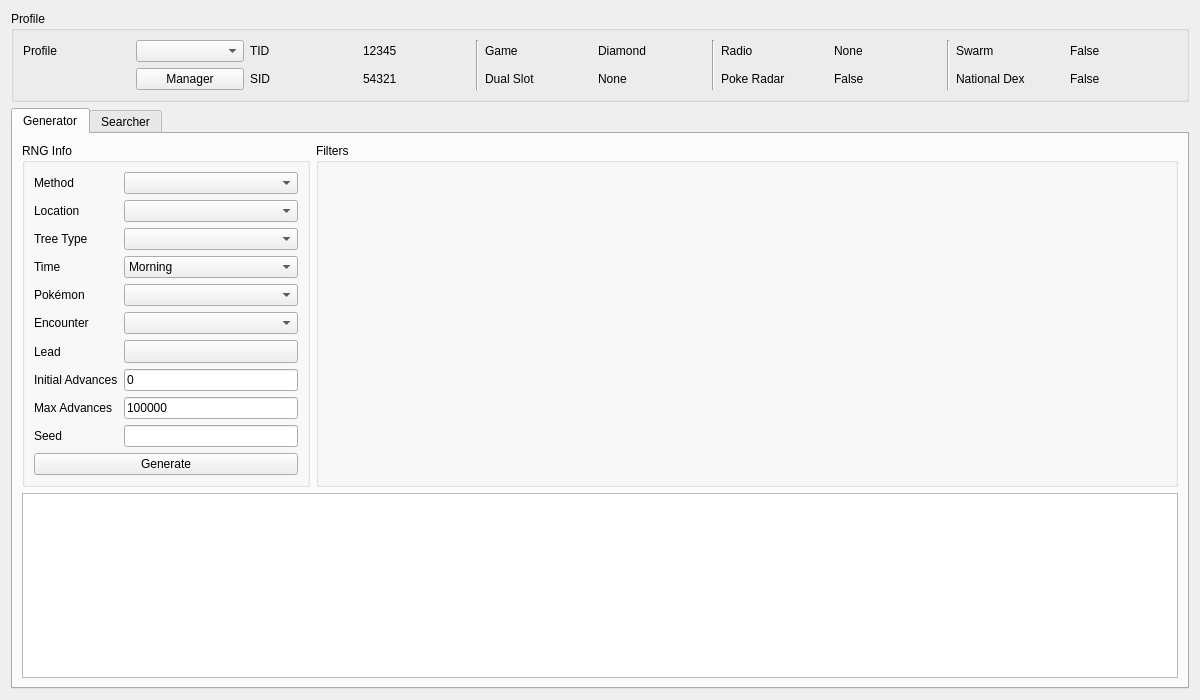
First picture: the form in Source/Forms/Gen4/Wild4.ui, repository Admiral-Fish/PokeFinder, before the edit.
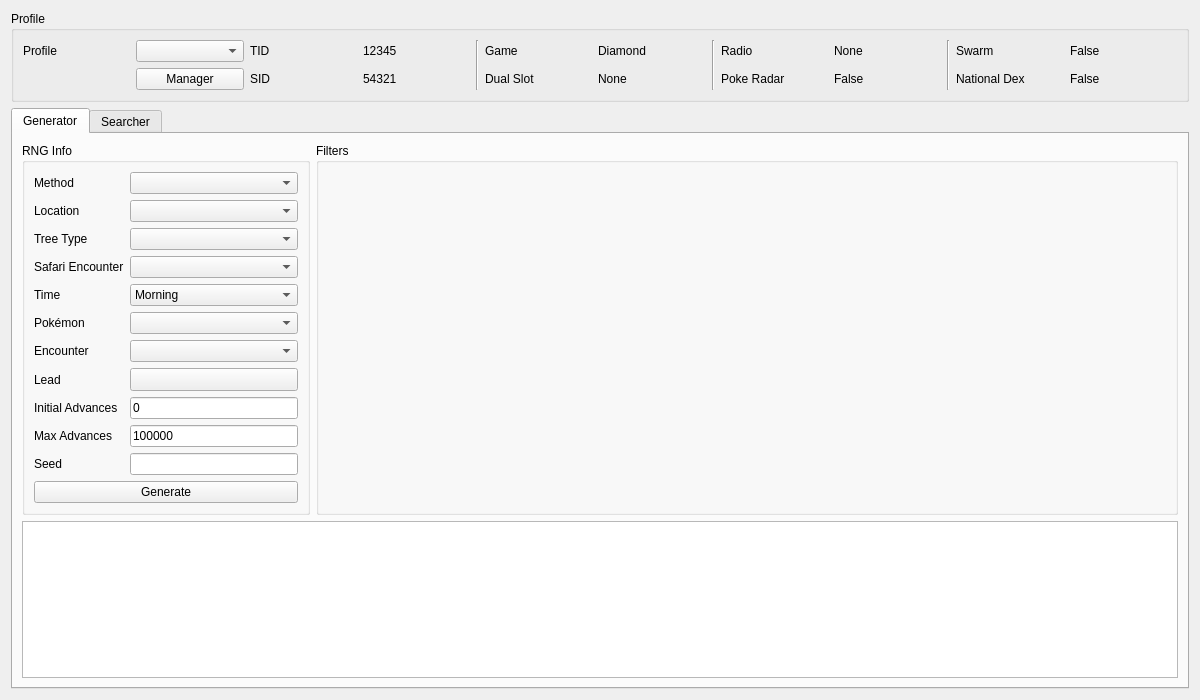
Second picture: the form after the edit. Custom widgets are drawn as their Qt base class.

Commit message: Added gen4 safari to generator

```diff
--- a/Source/Forms/Gen4/Wild4.ui
+++ b/Source/Forms/Gen4/Wild4.ui
@@ -220,23 +220,17 @@
           <string>RNG Info</string>
          </property>
          <layout class="QGridLayout" name="gridLayout_3">
-          <item row="4" column="1">
-           <widget class="ComboBox" name="comboBoxGeneratorPokemon"/>
+          <item row="1" column="1">
+           <widget class="QComboBox" name="comboBoxGeneratorLocation"/>
           </item>
-          <item row="6" column="0">
-           <widget class="QLabel" name="labelGeneratorLead">
-            <property name="sizePolicy">
-             <sizepolicy hsizetype="Fixed" vsizetype="Preferred">
-              <horstretch>0</horstretch>
-              <verstretch>0</verstretch>
-             </sizepolicy>
-            </property>
+          <item row="9" column="1">
+           <widget class="TextBox" name="textBoxGeneratorMaxAdvances">
             <property name="text">
-             <string>Lead</string>
+             <string notr="true">100000</string>
             </property>
            </widget>
           </item>
-          <item row="6" column="1">
+          <item row="7" column="1">
            <widget class="ComboMenu" name="toolButtonGeneratorLead">
             <property name="sizePolicy">
              <sizepolicy hsizetype="Preferred" vsizetype="Fixed">
@@ -249,15 +243,59 @@
             </property>
            </widget>
           </item>
-          <item row="9" column="0">
+          <item row="5" column="0">
+           <widget class="QLabel" name="labelGeneratorPokemon">
+            <property name="text">
+             <string>Pokémon</string>
+            </property>
+           </widget>
+          </item>
+          <item row="4" column="0">
+           <widget class="QLabel" name="labelGeneratorTime">
+            <property name="text">
+             <string>Time</string>
+            </property>
+           </widget>
+          </item>
+          <item row="2" column="1">
+           <widget class="QComboBox" name="comboBoxGeneratorTreeType"/>
+          </item>
+          <item row="8" column="1">
+           <widget class="TextBox" name="textBoxGeneratorStartingAdvance">
+            <property name="text">
+             <string notr="true">0</string>
+            </property>
+           </widget>
+          </item>
+          <item row="10" column="0">
            <widget class="QLabel" name="labelGeneratorSeed">
             <property name="text">
              <string>Seed</string>
             </property>
            </widget>
           </item>
-          <item row="1" column="1">
-           <widget class="QComboBox" name="comboBoxGeneratorLocation"/>
+          <item row="7" column="0">
+           <widget class="QLabel" name="labelGeneratorLead">
+            <property name="sizePolicy">
+             <sizepolicy hsizetype="Fixed" vsizetype="Preferred">
+              <horstretch>0</horstretch>
+              <verstretch>0</verstretch>
+             </sizepolicy>
+            </property>
+            <property name="text">
+             <string>Lead</string>
+            </property>
+           </widget>
+          </item>
+          <item row="6" column="0">
+           <widget class="QLabel" name="labelGeneratorEncounter">
+            <property name="text">
+             <string>Encounter</string>
+            </property>
+           </widget>
+          </item>
+          <item row="0" column="1">
+           <widget class="ComboBox" name="comboBoxGeneratorMethod"/>
           </item>
           <item row="1" column="0">
            <widget class="QLabel" name="labelGeneratorLocation">
@@ -266,14 +304,10 @@
             </property>
            </widget>
           </item>
-          <item row="7" column="1">
-           <widget class="TextBox" name="textBoxGeneratorStartingAdvance">
-            <property name="text">
-             <string notr="true">0</string>
-            </property>
-           </widget>
+          <item row="5" column="1">
+           <widget class="ComboBox" name="comboBoxGeneratorPokemon"/>
           </item>
-          <item row="10" column="0" colspan="2">
+          <item row="11" column="0" colspan="2">
            <widget class="QPushButton" name="pushButtonGenerate">
             <property name="enabled">
              <bool>true</bool>
@@ -289,14 +323,7 @@
             </property>
            </widget>
           </item>
-          <item row="7" column="0">
-           <widget class="QLabel" name="labelGeneratorStartingAdvance">
-            <property name="text">
-             <string>Initial Advances</string>
-            </property>
-           </widget>
-          </item>
-          <item row="3" column="1">
+          <item row="4" column="1">
            <widget class="QComboBox" name="comboBoxGeneratorTime">
             <item>
              <property name="text">
@@ -315,43 +342,9 @@
             </item>
            </widget>
           </item>
-          <item row="5" column="0">
-           <widget class="QLabel" name="labelGeneratorEncounter">
-            <property name="text">
-             <string>Encounter</string>
-            </property>
-           </widget>
-          </item>
-          <item row="5" column="1">
-           <widget class="ComboBox" name="comboBoxGeneratorEncounter"/>
-          </item>
-          <item row="8" column="1">
-           <widget class="TextBox" name="textBoxGeneratorMaxAdvances">
-            <property name="text">
-             <string notr="true">100000</string>
-            </property>
-           </widget>
-          </item>
-          <item row="9" column="1">
+          <item row="10" column="1">
            <widget class="TextBox" name="textBoxGeneratorSeed"/>
           </item>
-          <item row="8" column="0">
-           <widget class="QLabel" name="labelGeneratorMaxAdvances">
-            <property name="text">
-             <string>Max Advances</string>
-            </property>
-           </widget>
-          </item>
-          <item row="3" column="0">
-           <widget class="QLabel" name="labelGeneratorTime">
-            <property name="text">
-             <string>Time</string>
-            </property>
-           </widget>
-          </item>
-          <item row="0" column="1">
-           <widget class="ComboBox" name="comboBoxGeneratorMethod"/>
-          </item>
           <item row="0" column="0">
            <widget class="QLabel" name="labelGeneratorMethod">
             <property name="text">
@@ -359,16 +352,6 @@
             </property>
            </widget>
           </item>
-          <item row="4" column="0">
-           <widget class="QLabel" name="labelGeneratorPokemon">
-            <property name="text">
-             <string>Pokémon</string>
-            </property>
-           </widget>
-          </item>
-          <item row="2" column="1">
-           <widget class="QComboBox" name="comboBoxGeneratorTreeType"/>
-          </item>
           <item row="2" column="0">
            <widget class="QLabel" name="labelGeneratorTreeType">
             <property name="enabled">
@@ -379,6 +362,33 @@
             </property>
            </widget>
           </item>
+          <item row="9" column="0">
+           <widget class="QLabel" name="labelGeneratorMaxAdvances">
+            <property name="text">
+             <string>Max Advances</string>
+            </property>
+           </widget>
+          </item>
+          <item row="8" column="0">
+           <widget class="QLabel" name="labelGeneratorStartingAdvance">
+            <property name="text">
+             <string>Initial Advances</string>
+            </property>
+           </widget>
+          </item>
+          <item row="6" column="1">
+           <widget class="ComboBox" name="comboBoxGeneratorEncounter"/>
+          </item>
+          <item row="3" column="1">
+           <widget class="QComboBox" name="comboBoxGeneratorSafariEncounter"/>
+          </item>
+          <item row="3" column="0">
+           <widget class="QLabel" name="labelGeneratorSafariEncounter">
+            <property name="text">
+             <string>Safari Encounter</string>
+            </property>
+           </widget>
+          </item>
          </layout>
         </widget>
        </item>
```
Left out of the diff: 1 changed line with no effect on the pictures. The commit also changes 17 other files.
